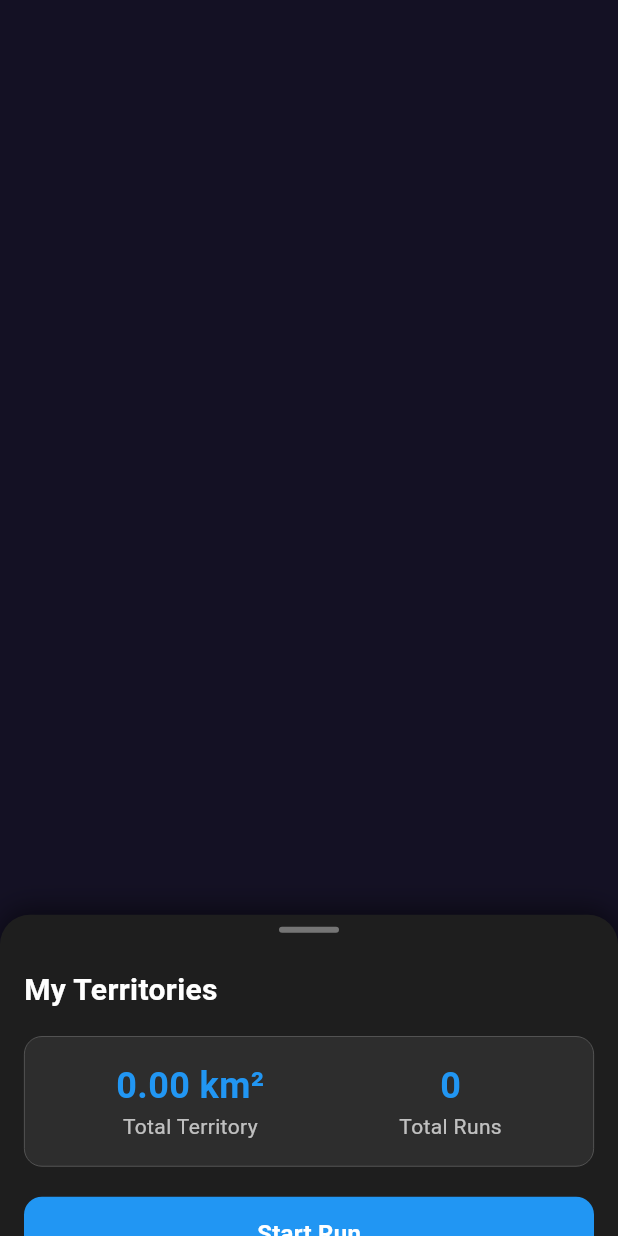
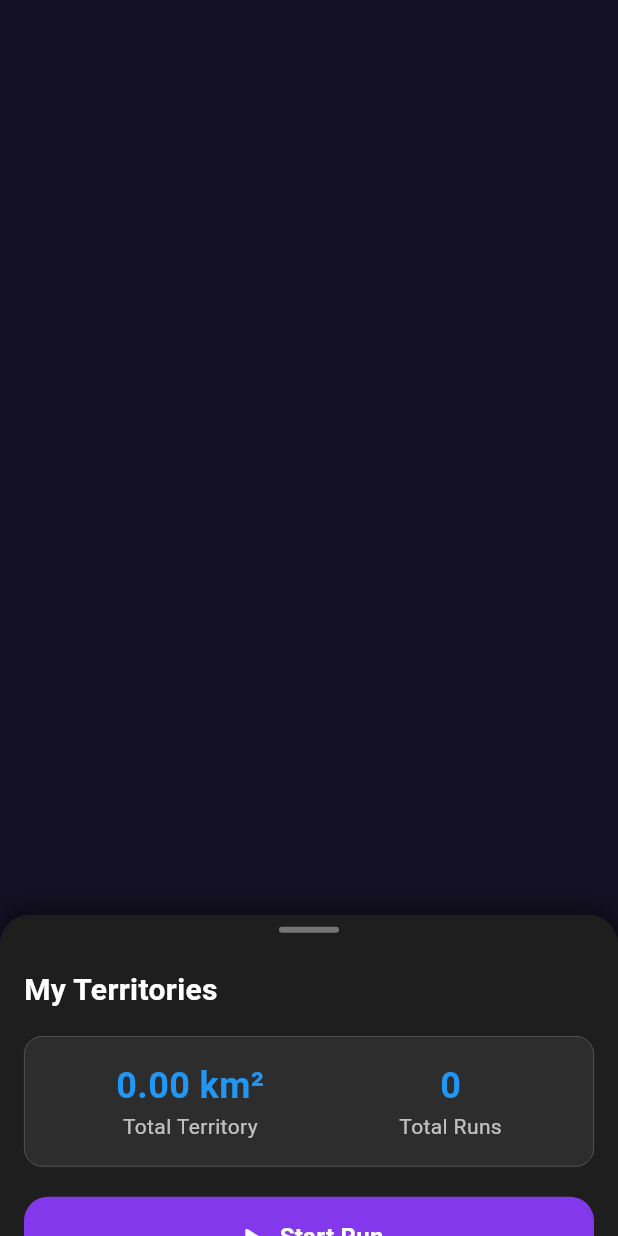
Before and after one commit to DevAnuragT/Trackt, a Flutter app: the TerritoryBottomSheet widget shown alone on an empty page, opened directly, on a phone screen of 412 x 824 dp. Run offline on Flutter 3.47's test engine with Material 3 defaults, Android fonts, the phone set to English and light mode, and no system bars; our stand-ins replace device_info_plus, flutter_colorpicker, flutter_dotenv, geolocator, get, google_sign_in and 2 more; missing offline and left inert: mapbox_maps_flutter, web3dart; accounts and stored records are empty; network calls fail; statements that could not run were skipped.

Commit message:
ui(map): modern Monad Start Run button with icon

```diff
--- a/lib/views/map/components/bottom_sheet_widget.dart
+++ b/lib/views/map/components/bottom_sheet_widget.dart
@@ -279,7 +279,7 @@ class TerritoryBottomSheet extends StatelessWidget {
 
       return Obx(() => SizedBox(
         width: double.infinity,
-        height: 50,
+        height: 54,
         child: ElevatedButton(
           onPressed: runTracker.isRunning.value
               ? null  // Disable if already running
@@ -293,22 +293,34 @@ class TerritoryBottomSheet extends StatelessWidget {
                   _showRunPage(autoStart: true);
                 },
           style: ElevatedButton.styleFrom(
-            backgroundColor: runTracker.isRunning.value
-                ? Colors.grey
-                : Colors.blue,
+            backgroundColor: const Color(0xFF8338EC),
             foregroundColor: Colors.white,
+            disabledBackgroundColor: const Color(0xFF2A2440),
+            disabledForegroundColor: Colors.white38,
+            elevation: 0,
             shape: RoundedRectangleBorder(
-              borderRadius: BorderRadius.circular(12),
+              borderRadius: BorderRadius.circular(16),
             ),
           ),
-          child: Text(
-            runTracker.isRunning.value
-                ? 'Run in Progress...'
-                : 'Start Run',
-            style: const TextStyle(
-              fontSize: 16,
-              fontWeight: FontWeight.bold,
-            ),
+          child: Row(
+            mainAxisAlignment: MainAxisAlignment.center,
+            children: [
+              Icon(
+                runTracker.isRunning.value ? Icons.directions_run : Icons.play_arrow_rounded,
+                size: 22,
+              ),
+              const SizedBox(width: 8),
+              Text(
+                runTracker.isRunning.value
+                    ? 'Run in Progress…'
+                    : 'Start Run',
+                style: const TextStyle(
+                  fontSize: 16,
+                  fontWeight: FontWeight.w700,
+                  letterSpacing: 0.2,
+                ),
+              ),
+            ],
           ),
         ),
       ));
@@ -316,14 +328,15 @@ class TerritoryBottomSheet extends StatelessWidget {
       // Fallback if controller not found
       return SizedBox(
         width: double.infinity,
-        height: 50,
+        height: 54,
         child: ElevatedButton(
           onPressed: () => _showRunPage(),
           style: ElevatedButton.styleFrom(
-            backgroundColor: Colors.blue,
+            backgroundColor: const Color(0xFF8338EC),
             foregroundColor: Colors.white,
+            elevation: 0,
             shape: RoundedRectangleBorder(
-              borderRadius: BorderRadius.circular(12),
+              borderRadius: BorderRadius.circular(16),
             ),
           ),
           child: const Text(
```
